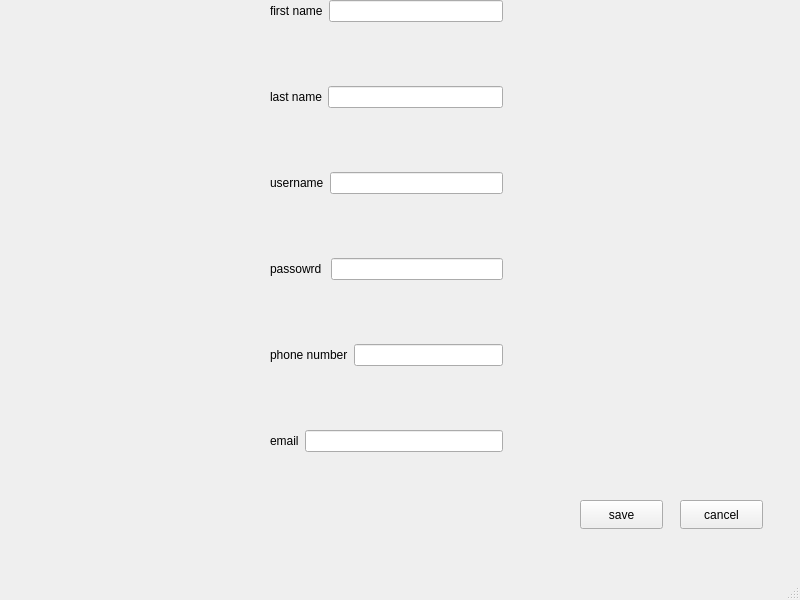
This is client/changeInfo.ui in MasihBa/virtual as Qt 5 draws it before an edit. The edited form follows.
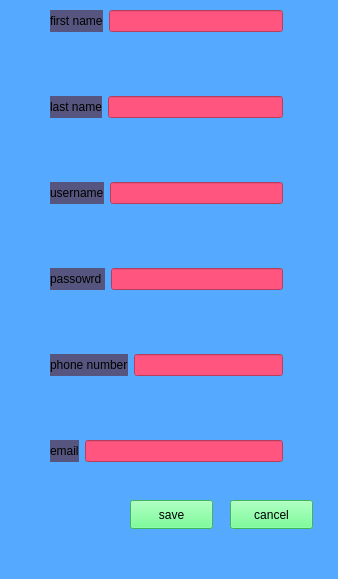
This is the edited form.

The edit to the form file:
```diff
--- a/client/changeInfo.ui
+++ b/client/changeInfo.ui
@@ -6,19 +6,22 @@
    <rect>
     <x>0</x>
     <y>0</y>
-    <width>800</width>
-    <height>600</height>
+    <width>338</width>
+    <height>579</height>
    </rect>
   </property>
   <property name="windowTitle">
    <string>MainWindow</string>
   </property>
+  <property name="styleSheet">
+   <string notr="true">background-color: rgb(85, 170, 255);</string>
+  </property>
   <widget class="QWidget" name="centralwidget">
    <widget class="QWidget" name="layoutWidget">
     <property name="geometry">
      <rect>
-      <x>270</x>
-      <y>0</y>
+      <x>50</x>
+      <y>10</y>
       <width>233</width>
       <height>452</height>
      </rect>
@@ -28,13 +31,20 @@
       <layout class="QFormLayout" name="formLayout">
        <item row="0" column="0">
         <widget class="QLabel" name="firstNamelabel">
+         <property name="styleSheet">
+          <string notr="true">background-color: rgb(85, 85, 127);</string>
+         </property>
          <property name="text">
           <string>first name</string>
          </property>
         </widget>
        </item>
        <item row="0" column="1">
-        <widget class="QLineEdit" name="firstNamelineEdit"/>
+        <widget class="QLineEdit" name="firstNamelineEdit">
+         <property name="styleSheet">
+          <string notr="true">background-color: rgb(255, 85, 127);</string>
+         </property>
+        </widget>
        </item>
       </layout>
      </item>
@@ -55,13 +65,20 @@
       <layout class="QFormLayout" name="formLayout_2">
        <item row="0" column="0">
         <widget class="QLabel" name="lastNamelabel">
+         <property name="styleSheet">
+          <string notr="true">background-color: rgb(85, 85, 127);</string>
+         </property>
          <property name="text">
           <string>last name</string>
          </property>
         </widget>
        </item>
        <item row="0" column="1">
-        <widget class="QLineEdit" name="lastNamelineEdit"/>
+        <widget class="QLineEdit" name="lastNamelineEdit">
+         <property name="styleSheet">
+          <string notr="true">background-color: rgb(255, 85, 127);</string>
+         </property>
+        </widget>
        </item>
       </layout>
      </item>
@@ -82,13 +99,20 @@
       <layout class="QFormLayout" name="formLayout_3">
        <item row="0" column="0">
         <widget class="QLabel" name="usernamelabel">
+         <property name="styleSheet">
+          <string notr="true">background-color: rgb(85, 85, 127);</string>
+         </property>
          <property name="text">
           <string>username</string>
          </property>
         </widget>
        </item>
        <item row="0" column="1">
-        <widget class="QLineEdit" name="usernamelineEdit"/>
+        <widget class="QLineEdit" name="usernamelineEdit">
+         <property name="styleSheet">
+          <string notr="true">background-color: rgb(255, 85, 127);</string>
+         </property>
+        </widget>
        </item>
       </layout>
      </item>
@@ -109,13 +133,20 @@
       <layout class="QFormLayout" name="formLayout_4">
        <item row="0" column="0">
         <widget class="QLabel" name="passwordlabel">
+         <property name="styleSheet">
+          <string notr="true">background-color: rgb(85, 85, 127);</string>
+         </property>
          <property name="text">
           <string>passowrd </string>
          </property>
         </widget>
        </item>
        <item row="0" column="1">
-        <widget class="QLineEdit" name="passwordlineEdit"/>
+        <widget class="QLineEdit" name="passwordlineEdit">
+         <property name="styleSheet">
+          <string notr="true">background-color: rgb(255, 85, 127);</string>
+         </property>
+        </widget>
        </item>
       </layout>
      </item>
@@ -136,13 +167,20 @@
       <layout class="QFormLayout" name="formLayout_7">
        <item row="0" column="0">
         <widget class="QLabel" name="phonelabel">
+         <property name="styleSheet">
+          <string notr="true">background-color: rgb(85, 85, 127);</string>
+         </property>
          <property name="text">
           <string>phone number</string>
          </property>
         </widget>
        </item>
        <item row="0" column="1">
-        <widget class="QLineEdit" name="phonelineEdit"/>
+        <widget class="QLineEdit" name="phonelineEdit">
+         <property name="styleSheet">
+          <string notr="true">background-color: rgb(255, 85, 127);</string>
+         </property>
+        </widget>
        </item>
       </layout>
      </item>
@@ -163,13 +201,20 @@
       <layout class="QFormLayout" name="formLayout_6">
        <item row="0" column="0">
         <widget class="QLabel" name="emaillabel">
+         <property name="styleSheet">
+          <string notr="true">background-color: rgb(85, 85, 127);</string>
+         </property>
          <property name="text">
           <string>email</string>
          </property>
         </widget>
        </item>
        <item row="0" column="1">
-        <widget class="QLineEdit" name="emaillineEdit"/>
+        <widget class="QLineEdit" name="emaillineEdit">
+         <property name="styleSheet">
+          <string notr="true">background-color: rgb(255, 85, 127);</string>
+         </property>
+        </widget>
        </item>
       </layout>
      </item>
@@ -178,12 +223,15 @@
    <widget class="QPushButton" name="saveButton">
     <property name="geometry">
      <rect>
-      <x>580</x>
+      <x>130</x>
       <y>500</y>
       <width>83</width>
       <height>29</height>
      </rect>
     </property>
+    <property name="styleSheet">
+     <string notr="true">background-color: rgb(85, 255, 127);</string>
+    </property>
     <property name="text">
      <string>save</string>
     </property>
@@ -191,28 +239,20 @@
    <widget class="QPushButton" name="cancelButton">
     <property name="geometry">
      <rect>
-      <x>680</x>
+      <x>230</x>
       <y>500</y>
       <width>83</width>
       <height>29</height>
      </rect>
     </property>
+    <property name="styleSheet">
+     <string notr="true">background-color: rgb(85, 255, 127);</string>
+    </property>
     <property name="text">
      <string>cancel</string>
     </property>
    </widget>
   </widget>
-  <widget class="QMenuBar" name="menubar">
-   <property name="geometry">
-    <rect>
-     <x>0</x>
-     <y>0</y>
-     <width>800</width>
-     <height>25</height>
-    </rect>
-   </property>
-  </widget>
-  <widget class="QStatusBar" name="statusbar"/>
  </widget>
  <resources/>
  <connections/>
```
